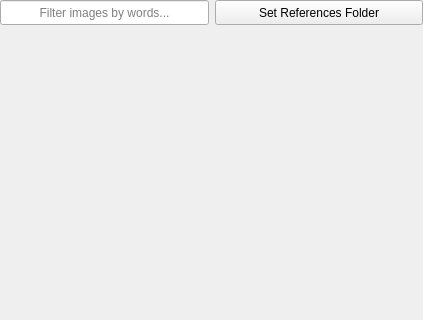
This is photobash_images/photobash_images_docker.ui in veryprofessionaldodo/Krita-Photobash-Images-Plugin as Qt 5 draws it before an edit; both pictures show x 0 to 423 and y 0 to 320 of the 423 by 882 pixel window. The edited form follows.
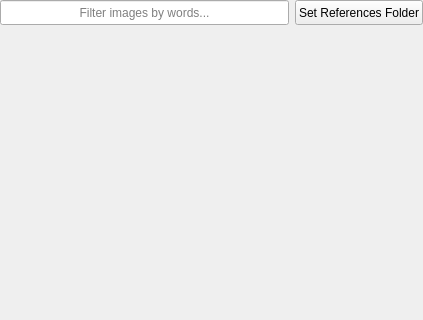
This is the edited form.

```diff
--- a/photobash_images/photobash_images_docker.ui
+++ b/photobash_images/photobash_images_docker.ui
@@ -47,7 +47,7 @@
       <item>
        <widget class="QLineEdit" name="filterTextEdit">
         <property name="sizePolicy">
-         <sizepolicy hsizetype="Ignored" vsizetype="Fixed">
+         <sizepolicy hsizetype="Expanding" vsizetype="Fixed">
           <horstretch>0</horstretch>
           <verstretch>0</verstretch>
          </sizepolicy>
@@ -75,7 +75,7 @@
       <item>
        <widget class="QPushButton" name="changePathButton">
         <property name="sizePolicy">
-         <sizepolicy hsizetype="Ignored" vsizetype="Fixed">
+         <sizepolicy hsizetype="Minimum" vsizetype="Fixed">
           <horstretch>0</horstretch>
           <verstretch>0</verstretch>
          </sizepolicy>
```
